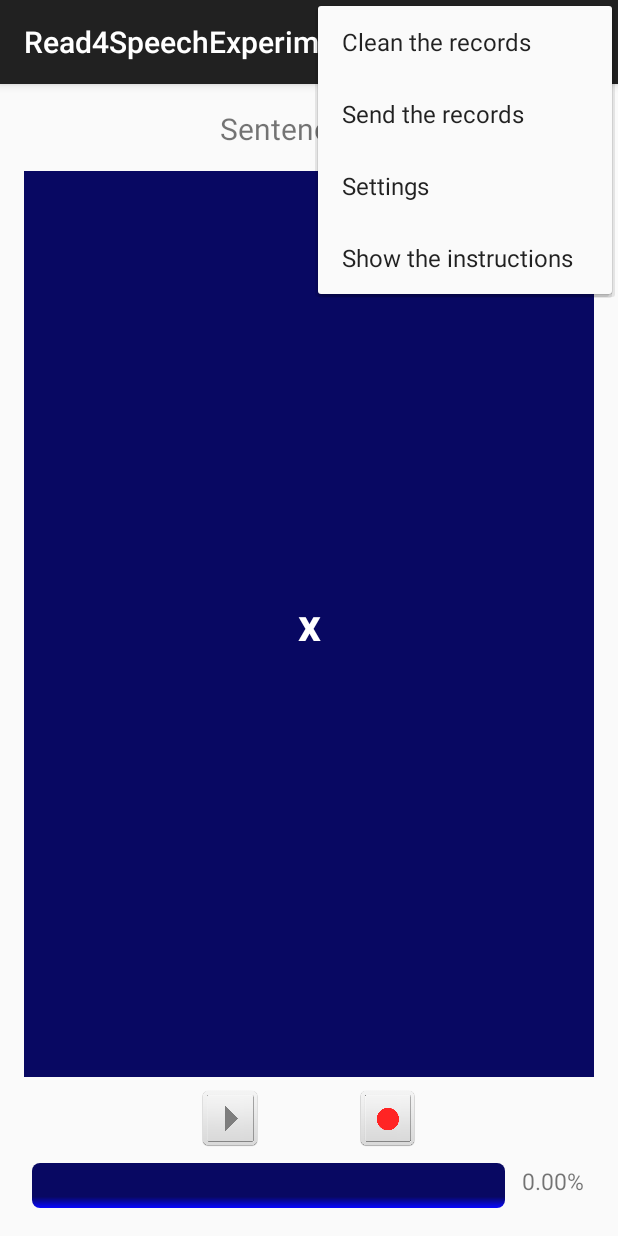
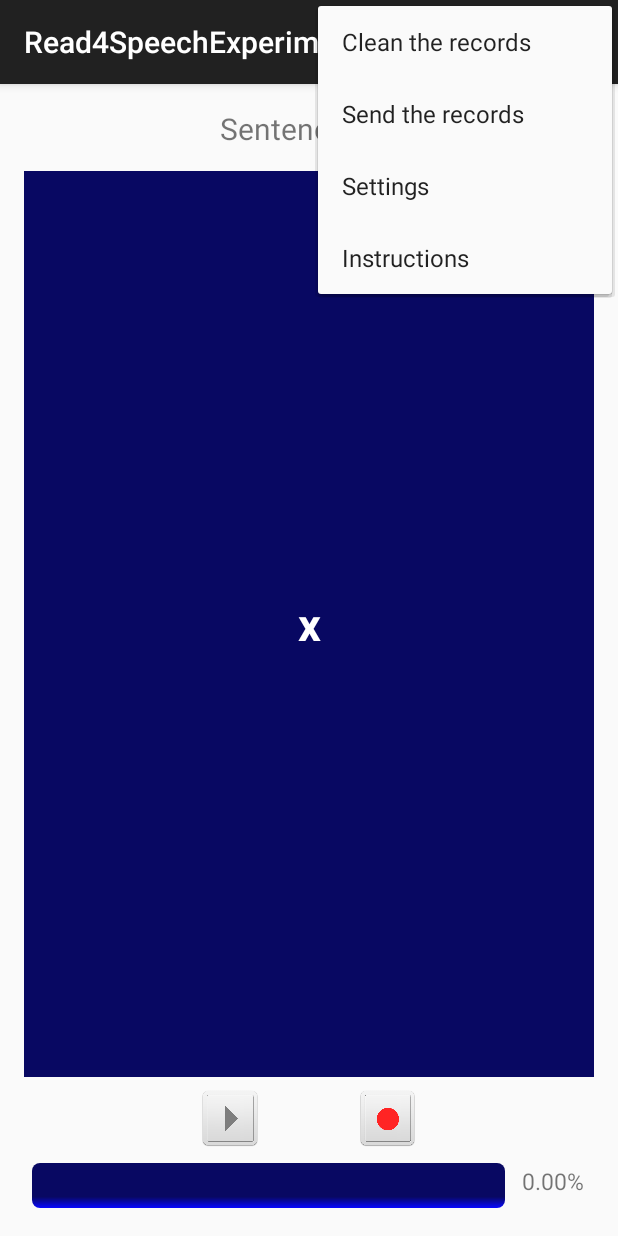
Before and after one commit to egranell/Read4SpeechExperiments, an Android app: the screen it shows after launch (MainActivity), with the options menu open, on a phone screen of 412 x 824 dp. Run offline under Robolectric (Android 15) with nearby library versions, the phone set to English and light mode, and no system bars.

```diff
--- a/app/src/main/AndroidManifest.xml
+++ b/app/src/main/AndroidManifest.xml
@@ -1,7 +1,7 @@
 <?xml version="1.0" encoding="utf-8"?>
 <manifest xmlns:android="http://schemas.android.com/apk/res/android"
     package="com.aemus.Read4SpeechExperiments"
-    android:versionCode="2"
+    android:versionCode="3"
     android:versionName="1.0" >
 
     <uses-permission android:name="android.permission.WRITE_EXTERNAL_STORAGE"/>
--- a/app/src/main/res/menu/main.xml
+++ b/app/src/main/res/menu/main.xml
@@ -1,7 +1,7 @@
 <?xml version="1.0" encoding="utf-8"?>
 <menu xmlns:android="http://schemas.android.com/apk/res/android" >
-    <item android:id="@+id/clear" android:title="Clean the records"></item>
-    <item android:id="@+id/send" android:title="Send the records"></item>
-    <item android:id="@+id/settings" android:title="Settings"></item>
-    <item android:id="@+id/instructions" android:title="Show the instructions"></item>
+    <item android:id="@+id/clear" android:title="@string/cleanTitle"></item>
+    <item android:id="@+id/send" android:title="@string/sendTitle"></item>
+    <item android:id="@+id/settings" android:title="@string/settings"></item>
+    <item android:id="@+id/instructions" android:title="@string/intructionTitle"></item>
 </menu>
--- a/app/src/main/res/values/strings.xml
+++ b/app/src/main/res/values/strings.xml
@@ -10,14 +10,13 @@
     <string name="play">Play</string>
     <string name="next">Next</string>
     <string name="previous">Previous</string>
-    <string name="clean">Clean the records.</string>
-    <string name="intructionTitle">Instructions.</string>
+    <string name="intructionTitle">Instructions</string>
     <string name="instructions">Buttons:&lt;br /&gt;\&quot;Record\&quot;: records the audio.&lt;br /&gt;\&quot;Play\&quot;: plays the sentence audio file recorded.&lt;br /&gt;\&quot;Menu/Clean...\&quot;: delete all files recorded by this aplication.&lt;br /&gt;\&quot;Menu/Send...\&quot;: send all files recorded.&lt;br /&gt;&lt;br /&gt;Background color:&lt;br /&gt;\&quot;<![CDATA[<b><font color="#080862">Blue</font></b>]]>\&quot;: the sentence has not been recorded.&lt;br /&gt;\&quot;<![CDATA[<b><font color="#086208">Green</font></b>]]>\&quot;: the sentence has already been recorded.&lt;br /&gt;\&quot;<![CDATA[<b><font color="#620808">Red</font></b>]]>\&quot;: the sentence is being recorded.</string>
     <string name="showAtStart">Show instructions at the start.</string>
     <string name="notSpaceTitle">Not enough free space.</string>
-    <string name="sendTitle">Send the records.</string>
+    <string name="sendTitle">Send the records</string>
     <string name="sendMessage">Sentence records are not completed.\nAre you sure you want to send it anyway?</string>
-    <string name="cleanTitle">Clean records</string>
+    <string name="cleanTitle">Clean the records</string>
     <string name="cleanMessage">Do you want to clean the records?</string>
     <string name="thanksTitle">All files deleted.</string>
     <string name="thanksMessage">Thanks for your collaboration.</string>
@@ -27,4 +26,5 @@
     <string name="menu">Menu</string>
     <string name="sentence">Sentence</string>
     <string name="setSpeakerName">Please set the name of the speaker.</string>
+    <string name="settings">Settings</string>
 </resources>
```
